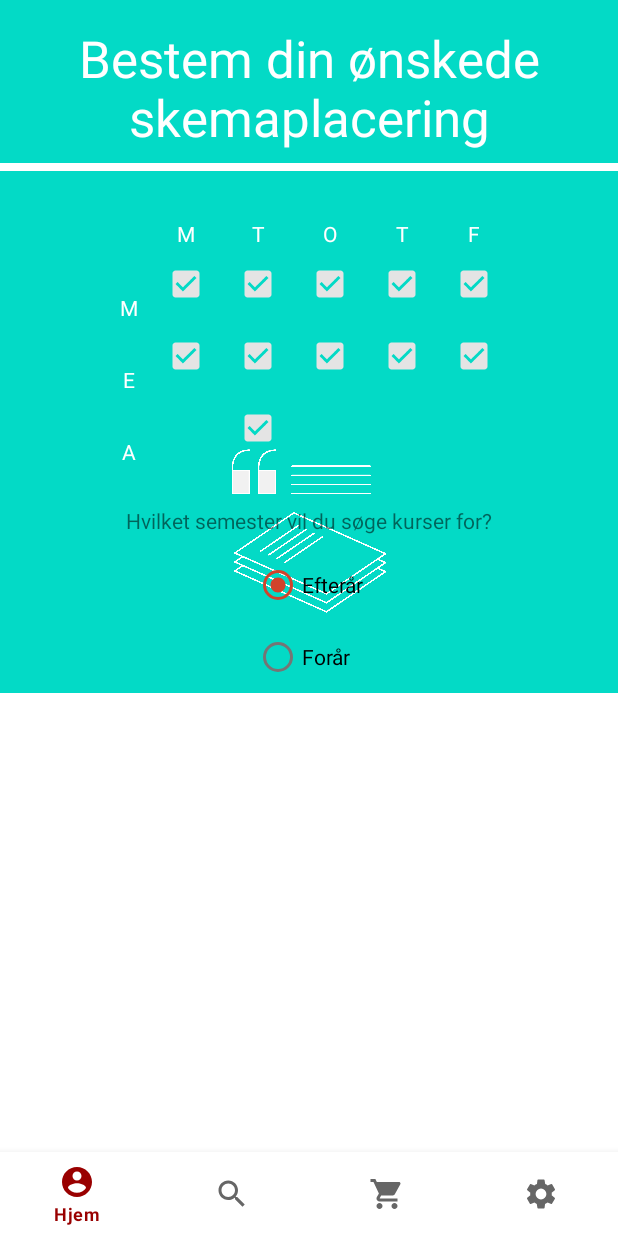
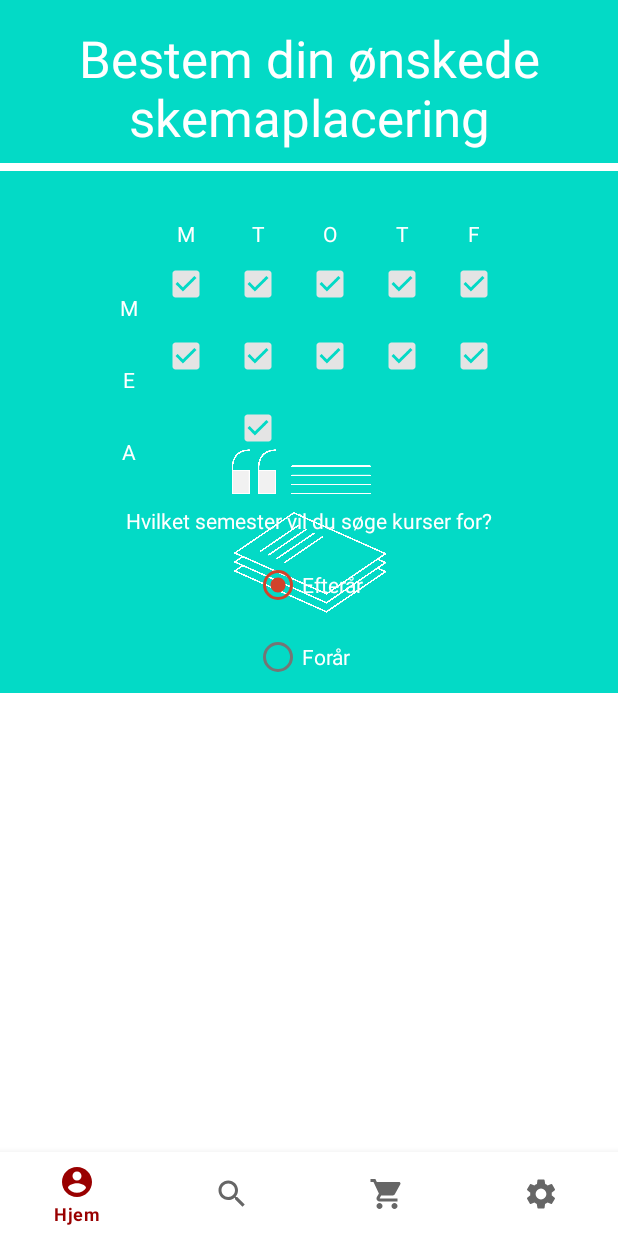
Before and after one commit to SigurdThorlund/DTUKursusshaker, an Android app: the SkemaPlaceringFragment screen opened through its navigation route, on a phone screen of 412 x 824 dp. Run offline under Robolectric (Android 15) with nearby library versions, the phone set to English and light mode, and no system bars; our stand-ins replace navigation-ui; 7 statements that could not run were skipped.

Commit message:
Radioknapper er nu hvide

```diff
--- a/DTUKursusShaker/app/src/main/res/layout/fragment_skema_placering.xml
+++ b/DTUKursusShaker/app/src/main/res/layout/fragment_skema_placering.xml
@@ -349,6 +349,7 @@
 
     <TextView
         android:id="@+id/textView3"
+        android:textColor="@color/primaryTextColor"
         android:layout_width="wrap_content"
         android:layout_height="wrap_content"
         android:layout_marginTop="28dp"
@@ -359,6 +360,7 @@
 
     <RadioGroup
         android:id="@+id/radio_semester"
+        android:textColor="@color/primaryTextColor"
         android:layout_width="wrap_content"
         android:layout_height="wrap_content"
         android:layout_marginTop="9dp"
@@ -368,6 +370,7 @@
 
         <RadioButton
             android:id="@+id/radio_efter"
+            android:textColor="@color/primaryTextColor"
             android:layout_width="match_parent"
             android:layout_height="wrap_content"
             android:checked="true"
@@ -375,6 +378,7 @@
 
         <RadioButton
             android:id="@+id/radio_for"
+            android:textColor="@color/primaryTextColor"
             android:layout_width="match_parent"
             android:layout_height="wrap_content"
             android:text="Forår" />
```
